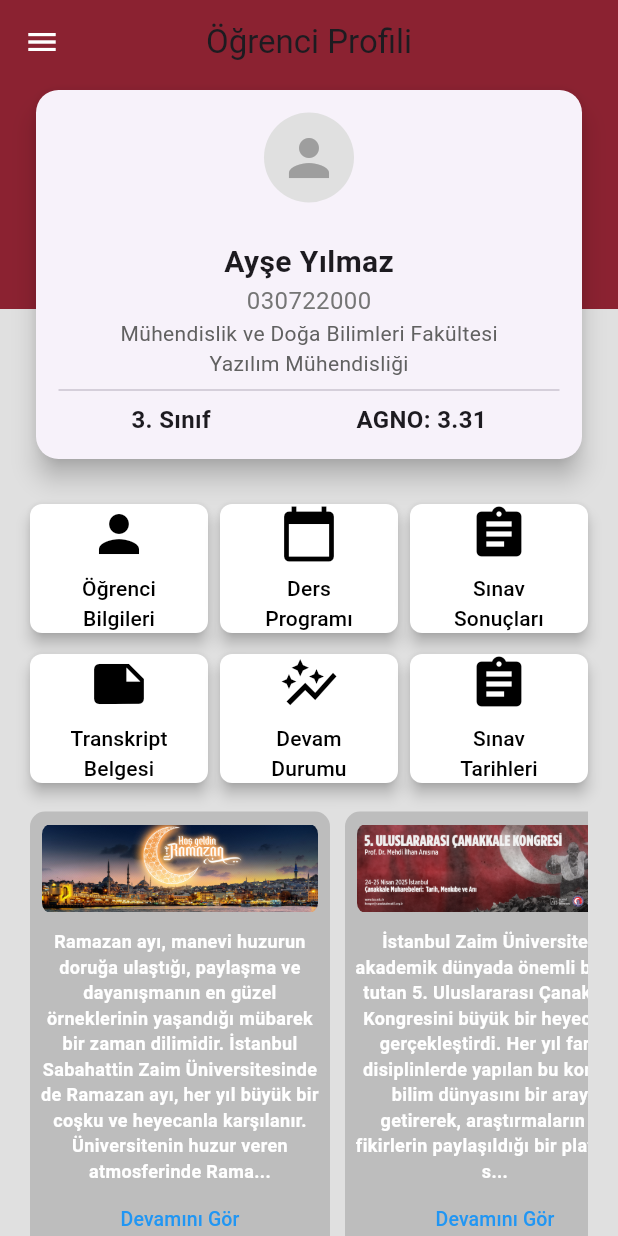
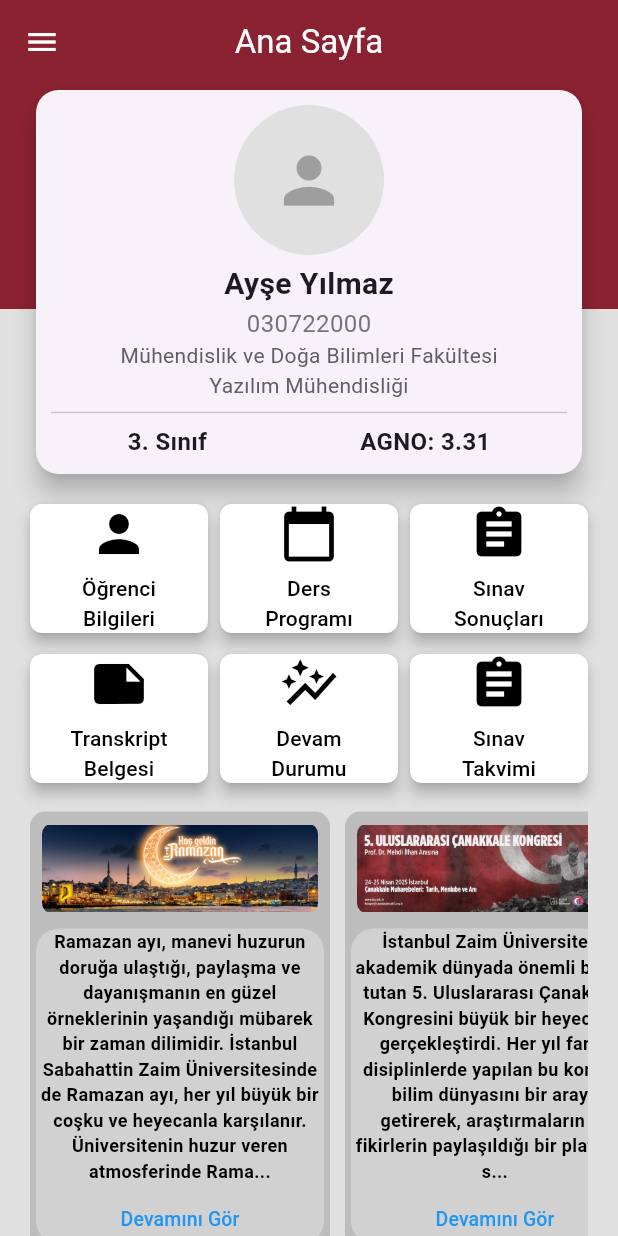
Before and after one commit to busrabetus/izu-mobil, a Flutter app: the HomePage screen opened directly, on a phone screen of 412 x 824 dp. Run offline on Flutter 3.47's test engine with Material 3 defaults, Android fonts, the phone set to English and light mode, and no system bars.

Commit message:
görsel iyileştirmeler yapildi

```diff
--- a/lib/drawer.dart
+++ b/lib/drawer.dart
@@ -39,7 +39,7 @@ class _drawerState extends State<drawer> {
           ),
           ListTile(
             leading: Icon(Icons.home),
-            title: Text('Anasayfa'),
+            title: Text('Ana Sayfa'),
             onTap: () {
               Navigator.push(
                 context,
--- a/lib/screens/homepage.dart
+++ b/lib/screens/homepage.dart
@@ -1,14 +1,13 @@
 import 'package:flutter/material.dart';
-import 'package:izukbs/screens/basvuruformlari.dart';
+import 'package:izukbs/screens/dersprogrami.dart';
+import 'package:izukbs/screens/devamsizlikdurumu.dart';
 import 'package:izukbs/screens/ogrencibilgileri.dart';
 import 'package:izukbs/screens/sinavsonuclari.dart';
 import 'package:izukbs/screens/sinavtakvimi.dart';
 import 'package:izukbs/screens/transkript.dart';
 
-import 'acildurumtelno.dart';
-import 'dersmateryalleri.dart';
-import 'dersprogrami.dart';
-import 'devamsizlikdurumu.dart';
+
+import '../drawer.dart';
 
 void main() {
   runApp(const MyApp());
@@ -34,130 +33,11 @@ class HomePage extends StatelessWidget {
     return Scaffold(
       appBar: AppBar(
         backgroundColor: Color(0xFF8B2231),
+        title: Text("Ana Sayfa", style: TextStyle(color: Colors.white)),
+        centerTitle: true,
         iconTheme: IconThemeData(color: Colors.white),
-        title: Text("Öğrenci Profili"),
-        centerTitle: true,
       ),
-      drawer: Drawer(
-        child: ListView(
-          padding: EdgeInsets.zero,
-          children: <Widget>[
-            SizedBox(
-              height: 130,
-              child: DrawerHeader(
-                decoration: BoxDecoration(color: Color(0xFF8B2231)),
-                child: Center(
-                  child: Text(
-                    'İstanbul Sabahattin Zaim Üniversitesi',
-                    textAlign: TextAlign.center,
-                    style: TextStyle(color: Colors.white, fontSize: 15),
-                  ),
-                ),
-              ),
-            ),
-            ListTile(
-              leading: Icon(Icons.home),
-              title: Text('Anasayfa'),
-              onTap: () {
-                Navigator.push(
-                  context,
-                  MaterialPageRoute(builder: (context) => HomePage()),
-                );
-              },
-            ),
-            ListTile(
-              leading: Icon(Icons.phone),
-              title: Text('Acil Durum İletişim Telefonu'),
-              onTap: () {
-                Navigator.push(
-                  context,
-                  MaterialPageRoute(builder: (context) => acildurumtelno()),
-                );
-              },
-            ),
-            ListTile(
-              leading: Icon(Icons.person),
-              title: Text('Öğrenci Bilgileri'),
-              onTap: () {
-                Navigator.push(
-                  context,
-                  MaterialPageRoute(builder: (context) => ogrencibilgileri()),
-                );
-              },
-            ),
-            ListTile(
-              leading: Icon(Icons.calendar_today),
-              title: Text('Haftalık Ders Programı'),
-              onTap: () {
-                Navigator.push(
-                  context,
-                  MaterialPageRoute(builder: (context) => dersprogrami()),
-                );
-              },
-            ),
-            ListTile(
-              leading: Icon(Icons.bar_chart),
-              title: Text('Devamsızlık Durumu'),
-              onTap: () {
-                Navigator.push(
-                  context,
-                  MaterialPageRoute(builder: (context) => devamsizlikdurumu()),
-                );
-              },
-            ),
-            ListTile(
-              leading: Icon(Icons.book),
-              title: Text('Ders Materyalleri'),
-              onTap: () {
-                Navigator.push(
-                  context,
-                  MaterialPageRoute(builder: (context) => dersmateryalleri()),
-                );
-              },
-            ),
-            ListTile(
-              leading: Icon(Icons.assignment),
-              title: Text('Sınav Sonuçları'),
-              onTap: () {
-                Navigator.push(
-                  context,
-                  MaterialPageRoute(builder: (context) => sinavsonuclari()),
-                );
-              },
-            ),
-            ListTile(
-              leading: Icon(Icons.receipt),
-              title: Text('Transkript'),
-              onTap: () {
-                Navigator.push(
-                  context,
-                  MaterialPageRoute(builder: (context) => transkript()),
-                );
-              },
-            ),
-            ListTile(
-              leading: Icon(Icons.event),
-              title: Text('Sınav Takvimi'),
-              onTap: () {
-                Navigator.push(
-                  context,
-                  MaterialPageRoute(builder: (context) => sinavtakvimi()),
-                );
-              },
-            ),
-            ListTile(
-              leading: Icon(Icons.format_align_center),
-              title: Text('Başvuru Formları'),
-              onTap: () {
-                Navigator.push(
-                  context,
-                  MaterialPageRoute(builder: (context) => basvuruformlari()),
-                );
-              },
-            ),
-          ],
-        ),
-      ),
+      drawer: drawer(),
       body: Stack(
         children: [
           Column(
@@ -181,16 +61,16 @@ class HomePage extends StatelessWidget {
                   borderRadius: BorderRadius.circular(15)),
               elevation: 7,
               child: Padding(
-                padding: const EdgeInsets.all(15.0),
+                padding: const EdgeInsets.all(10.0),
                 child: Column(
                   mainAxisSize: MainAxisSize.min,
                   children: [
                     CircleAvatar(
-                      radius: 30,
+                      radius: 50,
                       backgroundColor: Colors.grey[300],
-                      child: Icon(Icons.person, size: 40, color: Colors.grey),
+                      child: Icon(Icons.person, size: 50, color: Colors.grey),
                     ),
-                    SizedBox(height: 25),
+                    SizedBox(height: 5),
                     Text("Ayşe Yılmaz",
                         style: TextStyle(
                             fontSize: 20, fontWeight: FontWeight.bold)),
@@ -226,9 +106,9 @@ class HomePage extends StatelessWidget {
               children: [
                 menuButton(Icons.person, "Öğrenci Bilgileri", context, ogrencibilgileri()),
                 SizedBox(width: 8),
-                menuButton(Icons.calendar_today, "Ders Programı", context, null),
+                menuButton(Icons.calendar_today, "Ders Programı", context, dersprogrami()),
                 SizedBox(width: 8),
-                menuButton(Icons.assignment, "Sınav Sonuçları", context, null),
+                menuButton(Icons.assignment, "Sınav Sonuçları", context, sinavsonuclari()),
               ],
             ),
           ),
@@ -239,11 +119,11 @@ class HomePage extends StatelessWidget {
             child: Row(
               mainAxisAlignment: MainAxisAlignment.spaceBetween,
               children: [
-                menuButton(Icons.note, "Transkript Belgesi", context, null),
+                menuButton(Icons.note, "Transkript Belgesi", context, transkript()),
                 SizedBox(width: 8),
-                menuButton(Icons.auto_graph, "Devam Durumu", context, null),
+                menuButton(Icons.auto_graph, "Devam Durumu", context, devamsizlikdurumu()),
                 SizedBox(width: 8),
-                menuButton(Icons.assignment, "Sınav Tarihleri", context, null),
+                menuButton(Icons.assignment, "Sınav Takvimi", context, sinavtakvimi()),
               ],
             ),
           ),
@@ -321,12 +201,25 @@ class HomePage extends StatelessWidget {
           SizedBox(height: 10),
           Padding(
             padding: EdgeInsets.symmetric(horizontal: 4),
-            child: Column(
+            child: Stack(
+              children: [
+                // Opak Beyaz Katman
+                Container(
+                  height: 210,
+                  width: double.infinity,
+                  padding: EdgeInsets.all(8),
+                  decoration: BoxDecoration(
+                    color: Colors.white.withOpacity(0.3), // %70 opak beyaz
+                    borderRadius: BorderRadius.circular(15),
+                  ),
+                ),
+                // Metinlerin olduğu kısım
+                Column(
                   children: [
                     Text(
                       shortText,
                       style: TextStyle(
-                    color: Colors.white,
+                        color: Colors.black, // Daha okunaklı olması için siyah
                         fontSize: 12,
                         fontWeight: FontWeight.bold,
                       ),
@@ -344,7 +237,10 @@ class HomePage extends StatelessWidget {
                       ),
                   ],
                 ),
+              ],
             ),
+          )
+
         ],
       ),
     );
```
Also changed, not shown: lib/screens/acildurumtelno.dart (+35 -11 lines), 4 other files. Lines whose indentation alone changed are shown as unchanged.
